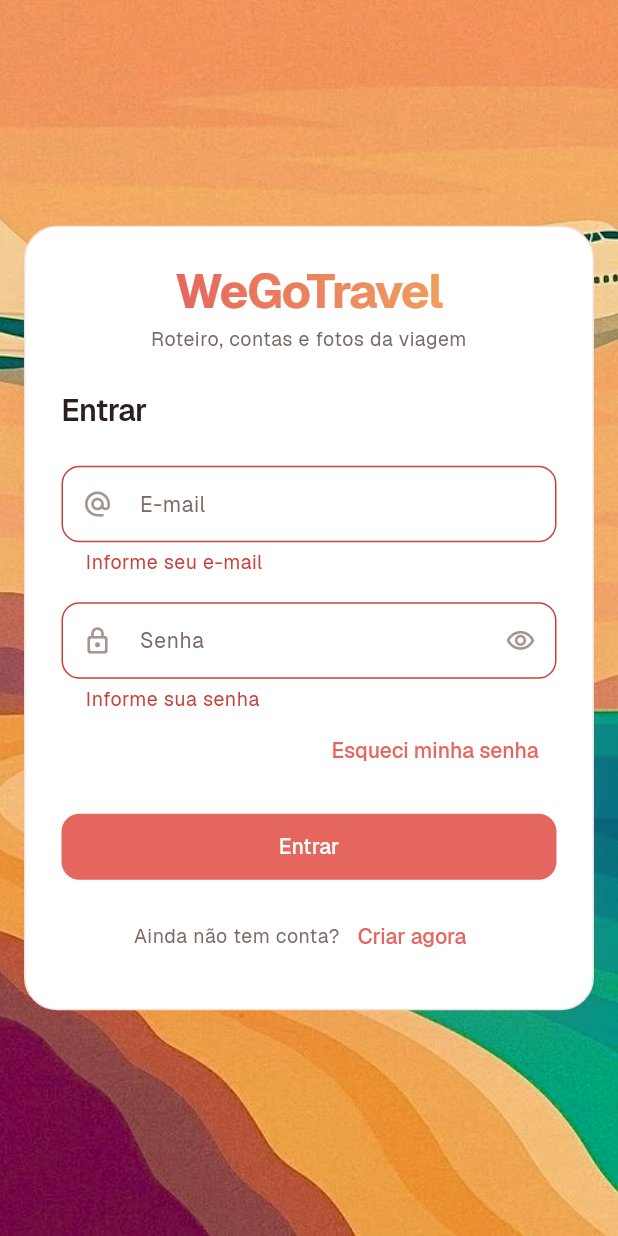
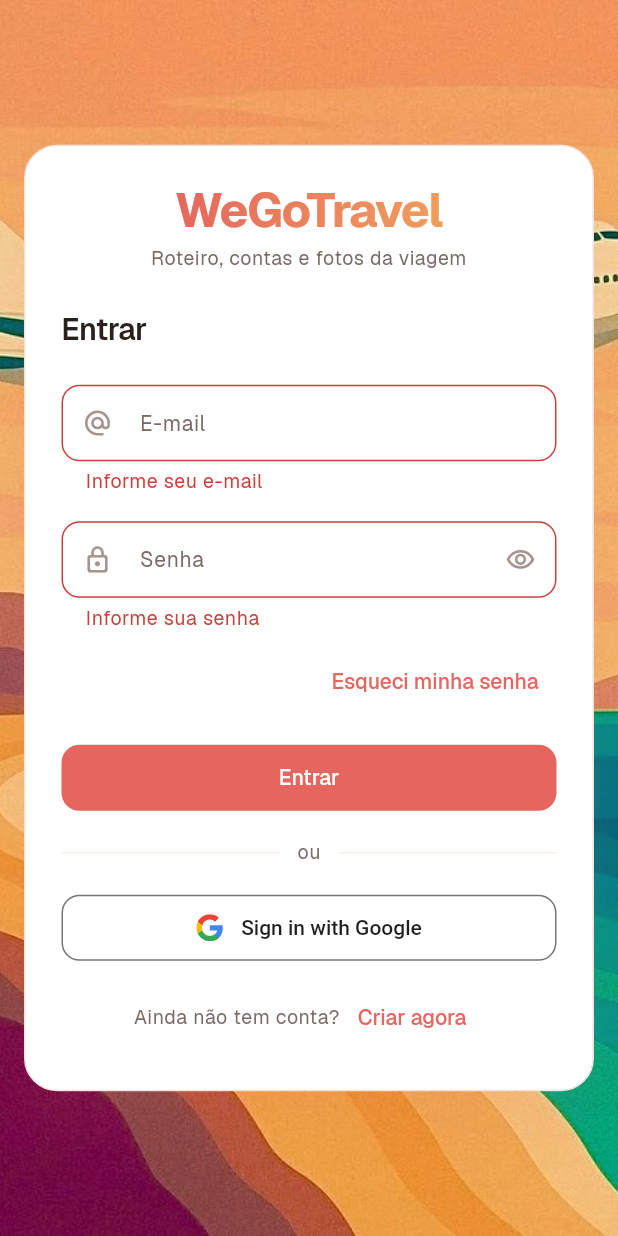
Before and after one commit to lucasbrun196/vacation-itinerary, a Flutter app: the screen it shows after launch, after a tap on "Entrar", on a phone screen of 412 x 824 dp. Run offline on Flutter 3.47's test engine with Material 3 defaults, Android fonts, the phone set to English and light mode, and no system bars; our stand-ins replace cached_network_image, cloud_firestore, file_picker, firebase_auth, firebase_core, firebase_storage and 10 more; missing offline and left inert: dart:js_interop, firebase_core_platform_interface; accounts and stored records are empty; generated files the repository leaves out were written again.

Commit message:
feat(auth): add sign in with Google
Google is the second Firebase Auth provider, next to e-mail and
password. On the web it opens a popup; on Android and iOS
firebase_auth's own signInWithProvider handles the flow, so the
google_sign_in package is not needed.

The button follows Google's branding colours and type but is drawn
in Flutter instead of shipped as an image, so it can stretch to the
card's width without distorting. Closing the Google window is not an
error and shows no message.

Also adds breathing room above "Esqueci minha senha", which sat
flush against the password field.

Co-Authored-By: Claude Opus 5 <noreply@anthropic.com>

```diff
--- a/lib/data/services/auth_service.dart
+++ b/lib/data/services/auth_service.dart
@@ -1,4 +1,5 @@
 import 'package:firebase_auth/firebase_auth.dart';
+import 'package:flutter/foundation.dart';
 
 /// Erro de autenticação já traduzido para uma frase que o usuário
 /// entende. Mensagem crua do Firebase em português técnico não ajuda
@@ -23,13 +24,27 @@ class AuthFailure implements Exception {
         'too-many-requests' => 'Muitas tentativas. Espere um pouco e tente de novo.',
         'network-request-failed' => 'Sem conexão. Verifique sua internet.',
         'operation-not-allowed' =>
-          'Login por e-mail e senha não está ativado no Firebase.',
+          'Esse método de login não está ativado no Firebase.',
+        'popup-blocked' =>
+          'O navegador bloqueou a janela do Google. Libere pop-ups e tente de novo.',
+        'unauthorized-domain' =>
+          'Este endereço não está autorizado no Firebase Auth.',
+        'account-exists-with-different-credential' =>
+          'Esse e-mail já tem conta com senha. Entre com e-mail e senha.',
+        'user-mismatch' => 'Escolha a mesma conta Google com que você entrou.',
         'requires-recent-login' => 'Faça login de novo para concluir essa ação.',
         _ => 'Não deu para concluir. Tente novamente.',
       });
 }
 
-/// Autenticação por e-mail e senha. É a única forma de entrar no app.
+/// A pessoa fechou a janela do Google sem escolher conta.
+///
+/// Não é erro: quem chama simplesmente para, sem mostrar mensagem.
+class AuthCancelled implements Exception {
+  const AuthCancelled();
+}
+
+/// Autenticação por e-mail e senha ou pela conta Google.
 class AuthService {
   AuthService(this._auth);
 
@@ -40,6 +55,56 @@ class AuthService {
   String? get uid => _auth.currentUser?.uid;
 
   Stream<User?> authStateChanges() => _auth.authStateChanges();
+
+  /// Se a conta tem senha própria. Quem só entrou pelo Google não tem:
+  /// trocar senha e confirmar com senha não fazem sentido para ela.
+  bool get hasPassword =>
+      _auth.currentUser?.providerData.any((p) => p.providerId == 'password') ?? false;
+
+  /// Na web abre a janela do Google; no Android/iOS, o fluxo nativo do
+  /// próprio Firebase Auth — sem precisar do pacote `google_sign_in`.
+  ///
+  /// O espelho em `users/{uid}` sai do nome e do e-mail da conta Google,
+  /// por `currentUserProvider`, como em qualquer outro login.
+  Future<User> signInWithGoogle() async {
+    try {
+      final credential = kIsWeb
+          ? await _auth.signInWithPopup(_googleProvider())
+          : await _auth.signInWithProvider(_googleProvider());
+      return credential.user!;
+    } on FirebaseAuthException catch (e) {
+      throw _googleFailure(e);
+    }
+  }
+
+  /// Confirma a identidade pela conta Google, para quem não tem senha.
+  Future<void> reauthenticateWithGoogle() async {
+    final user = _auth.currentUser;
+    if (user == null) {
+      throw const AuthFailure('Faça login de novo para concluir essa ação.');
+    }
+    try {
+      await (kIsWeb
+          ? user.reauthenticateWithPopup(_googleProvider())
+          : user.reauthenticateWithProvider(_googleProvider()));
+    } on FirebaseAuthException catch (e) {
+      throw _googleFailure(e);
+    }
+  }
+
+  /// `select_account` faz o Google perguntar qual conta usar, em vez de
+  /// entrar direto na última — quem divide o computador agradece.
+  GoogleAuthProvider _googleProvider() =>
+      GoogleAuthProvider()..setCustomParameters({'prompt': 'select_account'});
+
+  Exception _googleFailure(FirebaseAuthException e) => switch (e.code) {
+        'popup-closed-by-user' ||
+        'cancelled-popup-request' ||
+        'web-context-canceled' ||
+        'canceled' =>
+          const AuthCancelled(),
+        _ => AuthFailure.fromCode(e.code),
+      };
 
   Future<User> signIn({required String email, required String password}) async {
     try {
--- a/lib/features/auth/screens/auth_screen.dart
+++ b/lib/features/auth/screens/auth_screen.dart
@@ -1,5 +1,7 @@
 import 'package:flutter/material.dart';
 import 'package:flutter_riverpod/flutter_riverpod.dart';
+import 'package:flutter_svg/flutter_svg.dart';
+import 'package:google_fonts/google_fonts.dart';
 
 import '../../../app/providers.dart';
 import '../../../core/extensions/context_ext.dart';
@@ -11,7 +13,7 @@ import '../../../shared/widgets/feedback/error_banner.dart';
 
 enum AuthMode { signIn, signUp }
 
-/// Entrada do app. E-mail e senha, nada mais.
+/// Entrada do app: e-mail e senha, ou a conta Google.
 class AuthScreen extends ConsumerStatefulWidget {
   const AuthScreen({super.key});
 
@@ -70,6 +72,26 @@ class _AuthScreenState extends ConsumerState<AuthScreen> {
 
       // Daqui não navegamos: o router observa o Firebase Auth, e o
       // espelho em `users/{uid}` é criado por currentUserProvider.
+    } on AuthFailure catch (e) {
+      if (mounted) setState(() => _error = e.message);
+    } catch (_) {
+      if (mounted) setState(() => _error = 'Algo deu errado. Tente de novo.');
+    } finally {
+      if (mounted) setState(() => _loading = false);
+    }
+  }
+
+  Future<void> _signInWithGoogle() async {
+    setState(() {
+      _loading = true;
+      _error = null;
+    });
+
+    try {
+      await ref.read(authServiceProvider).signInWithGoogle();
+      // Como no e-mail e senha: quem navega é o router.
+    } on AuthCancelled {
+      // Fechou a janela do Google. Nada a avisar.
     } on AuthFailure catch (e) {
       if (mounted) setState(() => _error = e.message);
     } catch (_) {
@@ -253,7 +275,8 @@ class _AuthScreenState extends ConsumerState<AuthScreen> {
               },
             ),
 
-            if (!_isSignUp)
+            if (!_isSignUp) ...[
+              Gap.vSm,
               Align(
                 alignment: Alignment.centerRight,
                 child: TextButton(
@@ -261,6 +284,7 @@ class _AuthScreenState extends ConsumerState<AuthScreen> {
                   child: const Text('Esqueci minha senha'),
                 ),
               ),
+            ],
 
             if (_error != null) ...[
               Gap.vMd,
@@ -281,6 +305,10 @@ class _AuthScreenState extends ConsumerState<AuthScreen> {
                     )
                   : Text(_isSignUp ? 'Criar conta' : 'Entrar'),
             ),
+            Gap.vLg,
+            const _OrDivider(),
+            Gap.vLg,
+            _GoogleButton(onPressed: _loading ? null : _signInWithGoogle),
             Gap.vMd,
             // `Wrap`, não `Row`: a pergunta e o botão passam
             // dos 264px do cartão em tela estreita, e mais
@@ -302,6 +330,66 @@ class _AuthScreenState extends ConsumerState<AuthScreen> {
           ],
         ),
       );
+  }
+}
+
+class _OrDivider extends StatelessWidget {
+  const _OrDivider();
+
+  @override
+  Widget build(BuildContext context) {
+    return Row(
+      children: [
+        const Expanded(child: Divider()),
+        Padding(
+          padding: const EdgeInsets.symmetric(horizontal: Gap.md),
+          child: Text('ou', style: context.text.bodySmall),
+        ),
+        const Expanded(child: Divider()),
+      ],
+    );
+  }
+}
+
+/// O botão "Sign in with Google" nas cores e na fonte das diretrizes de
+/// marca do Google: fundo branco (ou quase preto no tema escuro), borda
+/// cinza, "G" colorido à esquerda e Roboto Medium. Desenhado em vez de
+/// imagem para poder esticar até a largura do cartão sem deformar.
+class _GoogleButton extends StatelessWidget {
+  const _GoogleButton({required this.onPressed});
+
+  final VoidCallback? onPressed;
+
+  @override
+  Widget build(BuildContext context) {
+    final dark = context.isDark;
+    return Opacity(
+      opacity: onPressed == null ? 0.5 : 1,
+      child: OutlinedButton(
+        onPressed: onPressed,
+        style: OutlinedButton.styleFrom(
+          backgroundColor: dark ? const Color(0xFF131314) : Colors.white,
+          foregroundColor: dark ? const Color(0xFFE3E3E3) : const Color(0xFF1F1F1F),
+          disabledForegroundColor:
+              dark ? const Color(0xFFE3E3E3) : const Color(0xFF1F1F1F),
+          side: BorderSide(
+            color: dark ? const Color(0xFF8E918F) : const Color(0xFF747775),
+          ),
+          textStyle: GoogleFonts.roboto(fontSize: 14, fontWeight: FontWeight.w500),
+        ),
+        child: Row(
+          mainAxisAlignment: MainAxisAlignment.center,
+          mainAxisSize: MainAxisSize.min,
+          children: [
+            SvgPicture.asset('assets/icons/google.svg', width: 18, height: 18),
+            Gap.hMd,
+            const Flexible(
+              child: Text('Sign in with Google', overflow: TextOverflow.ellipsis),
+            ),
+          ],
+        ),
+      ),
+    );
   }
 }
 
--- a/pubspec.yaml
+++ b/pubspec.yaml
@@ -33,6 +33,7 @@ dependencies:
   url_launcher: ^6.3.2
   uuid: ^4.6.0
   video_player: ^2.11.1
+  flutter_svg: ^2.3.0
 
 # Correção temporária: firebase_core_web 3.11.0 não compila no Dart 3.11.
 # Detalhes e instruções de remoção em third_party/firebase_core_web/PATCH.md
@@ -47,6 +48,6 @@ dev_dependencies:
 
 flutter:
   uses-material-design: true
-
   assets:
+    - assets/icons/
     - assets/images/
```
Also changed, not shown: assets/icons/google.svg (added), pubspec.lock, 1 other file.
